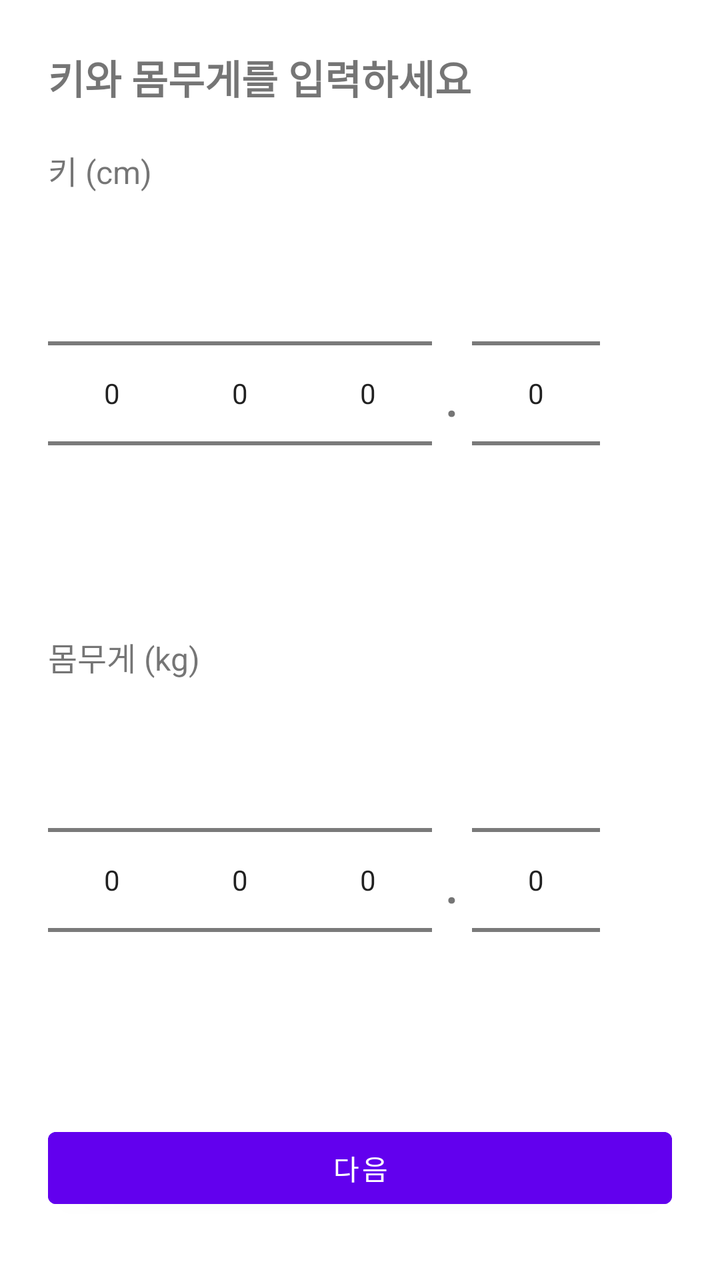
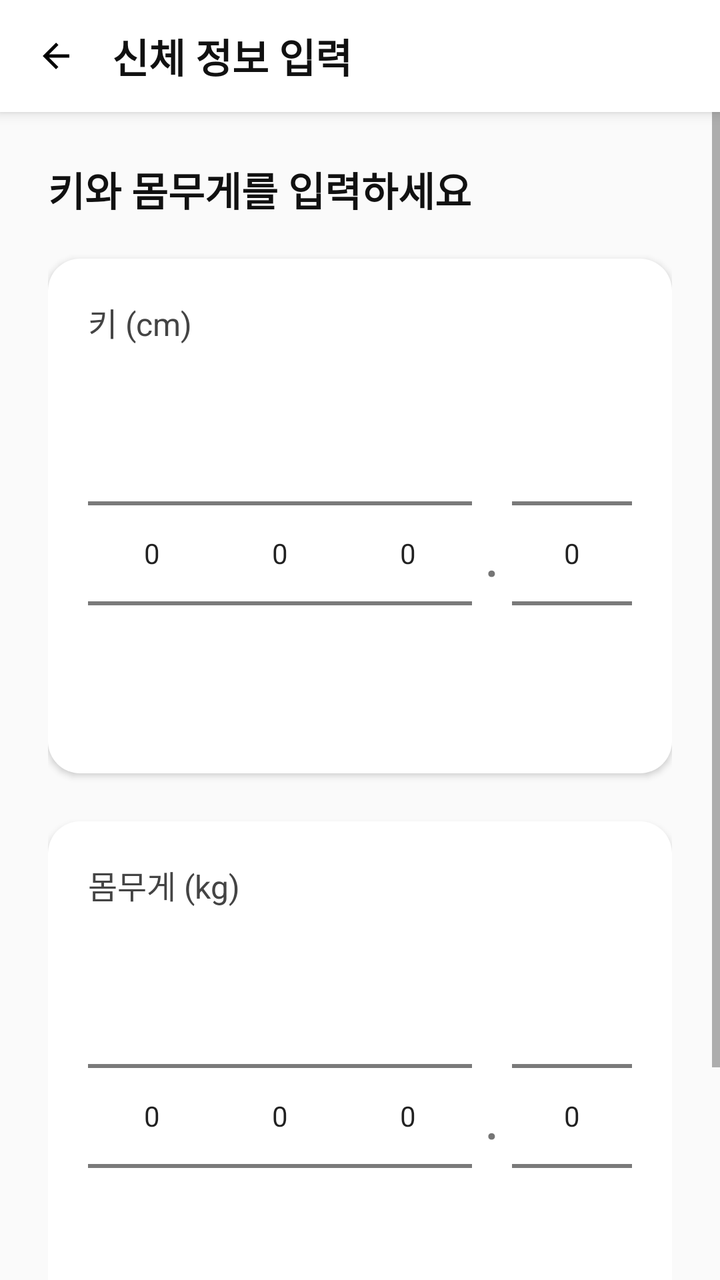

An Android layout rendered at two revisions. The XML below is the earlier revision; the diff shows what the commit changed to produce the second picture.
<!-- AndroidManifest.xml: application theme Theme.GJGN -->
<!-- res/layout/fragment_body.xml -->
<?xml version="1.0" encoding="utf-8"?>
<ScrollView xmlns:android="http://schemas.android.com/apk/res/android"
    android:layout_width="match_parent"
    android:layout_height="match_parent"
    android:padding="24dp">

    <LinearLayout
        android:layout_width="match_parent"
        android:layout_height="wrap_content"
        android:orientation="vertical">

        <TextView
            android:id="@+id/tvBodyTitle"
            android:layout_width="wrap_content"
            android:layout_height="wrap_content"
            android:text="키와 몸무게를 입력하세요"
            android:textSize="20sp"
            android:textStyle="bold"
            android:layout_marginBottom="20dp" />

        
        <TextView
            android:layout_width="wrap_content"
            android:layout_height="wrap_content"
            android:text="키 (cm)"
            android:textSize="16sp"
            android:layout_marginBottom="10dp"/>

        <LinearLayout
            android:layout_width="wrap_content"
            android:layout_height="wrap_content"
            android:orientation="horizontal"
            android:gravity="center">

            <NumberPicker
                android:id="@+id/npHeight100"
                android:layout_width="wrap_content"
                android:layout_height="wrap_content" />

            <NumberPicker
                android:id="@+id/npHeight10"
                android:layout_width="wrap_content"
                android:layout_height="wrap_content" />

            <NumberPicker
                android:id="@+id/npHeight1"
                android:layout_width="wrap_content"
                android:layout_height="wrap_content" />

            <TextView
                android:layout_width="wrap_content"
                android:layout_height="wrap_content"
                android:text="."
                android:textSize="30sp"
                android:layout_marginLeft="6dp"
                android:layout_marginRight="6dp"/>

            <NumberPicker
                android:id="@+id/npHeightDecimal"
                android:layout_width="wrap_content"
                android:layout_height="wrap_content" />
        </LinearLayout>

        
        <TextView
            android:layout_width="wrap_content"
            android:layout_height="wrap_content"
            android:text="몸무게 (kg)"
            android:textSize="16sp"
            android:layout_marginTop="30dp"
            android:layout_marginBottom="10dp"/>

        <LinearLayout
            android:layout_width="wrap_content"
            android:layout_height="wrap_content"
            android:orientation="horizontal"
            android:gravity="center">

            <NumberPicker
                android:id="@+id/npWeight100"
                android:layout_width="wrap_content"
                android:layout_height="wrap_content" />

            <NumberPicker
                android:id="@+id/npWeight10"
                android:layout_width="wrap_content"
                android:layout_height="wrap_content" />

            <NumberPicker
                android:id="@+id/npWeight1"
                android:layout_width="wrap_content"
                android:layout_height="wrap_content" />

            <TextView
                android:layout_width="wrap_content"
                android:layout_height="wrap_content"
                android:text="."
                android:textSize="30sp"
                android:layout_marginLeft="6dp"
                android:layout_marginRight="6dp"/>

            <NumberPicker
                android:id="@+id/npWeightDecimal"
                android:layout_width="wrap_content"
                android:layout_height="wrap_content" />
        </LinearLayout>

        <Button
            android:id="@+id/btnNextBody"
            android:layout_width="match_parent"
            android:layout_height="wrap_content"
            android:text="다음"
            android:layout_marginTop="30dp"
            android:backgroundTint="@color/purple_500"
            android:textColor="@android:color/white" />
    </LinearLayout>
</ScrollView>
<!-- resources referenced by this layout -->
<resources>
  <color name="purple_500">#FF6200EE</color>
  <style name="Theme.GJGN" parent="Theme.MaterialComponents.DayNight.NoActionBar">
          
          <item name="colorPrimary">@color/purple_700</item>
          <item name="colorPrimaryVariant">@color/purple_700</item>
          <item name="colorOnPrimary">@android:color/white</item>
          <item name="colorSecondary">@color/teal_700</item>
          <item name="android:windowMinWidthMajor">320dp</item>
          <item name="android:windowMinWidthMinor">320dp</item>
      </style>
  <color name="purple_700">#FF3700B3</color>
  <color name="teal_700">#FF018786</color>
</resources>

<!-- the commit's change to res/layout/fragment_body.xml (unified diff, before → after) -->
@@ -1,117 +1,182 @@
 <?xml version="1.0" encoding="utf-8"?>
-<ScrollView xmlns:android="http://schemas.android.com/apk/res/android"
+<LinearLayout xmlns:android="http://schemas.android.com/apk/res/android"
     android:layout_width="match_parent"
     android:layout_height="match_parent"
-    android:padding="24dp">
+    android:orientation="vertical"
+    android:background="#FAFAFA">
 
+    
     <LinearLayout
         android:layout_width="match_parent"
-        android:layout_height="wrap_content"
-        android:orientation="vertical">
+        android:layout_height="56dp"
+        android:orientation="horizontal"
+        android:gravity="center_vertical"
+        android:paddingStart="12dp"
+        android:paddingEnd="12dp"
+        android:background="@android:color/white"
+        android:elevation="4dp">
 
-        <TextView
-            android:id="@+id/tvBodyTitle"
-            android:layout_width="wrap_content"
-            android:layout_height="wrap_content"
-            android:text="키와 몸무게를 입력하세요"
-            android:textSize="20sp"
-            android:textStyle="bold"
-            android:layout_marginBottom="20dp" />
+        
+        <ImageView
+            android:id="@+id/btnBack"
+            android:layout_width="32dp"
+            android:layout_height="32dp"
+            android:src="@drawable/ic_arrow_back"
+            android:padding="6dp"
+            android:background="?attr/selectableItemBackgroundBorderless" />
 
         
         <TextView
+            android:text="신체 정보 입력"
             android:layout_width="wrap_content"
             android:layout_height="wrap_content"
-            android:text="키 (cm)"
-            android:textSize="16sp"
-            android:layout_marginBottom="10dp"/>
+            android:textSize="20sp"
+            android:textStyle="bold"
+            android:textColor="#111111"
+            android:layout_marginStart="12dp" />
+    </LinearLayout>
+
+    
+    <ScrollView
+        android:layout_width="match_parent"
+        android:layout_height="match_parent"
+        android:fillViewport="true">
 
         <LinearLayout
-            android:layout_width="wrap_content"
-            android:layout_height="wrap_content"
-            android:orientation="horizontal"
-            android:gravity="center">
+            android:orientation="vertical"
+            android:padding="24dp"
+            android:layout_width="match_parent"
+            android:layout_height="wrap_content">
 
-            <NumberPicker
-                android:id="@+id/npHeight100"
-                android:layout_width="wrap_content"
-                android:layout_height="wrap_content" />
-
-            <NumberPicker
-                android:id="@+id/npHeight10"
-                android:layout_width="wrap_content"
-                android:layout_height="wrap_content" />
-
-            <NumberPicker
-                android:id="@+id/npHeight1"
-                android:layout_width="wrap_content"
-                android:layout_height="wrap_content" />
-
+            
             <TextView
+                android:id="@+id/tvBodyTitle"
                 android:layout_width="wrap_content"
                 android:layout_height="wrap_content"
-                android:text="."
-                android:textSize="30sp"
-                android:layout_marginLeft="6dp"
-                android:layout_marginRight="6dp"/>
+                android:text="키와 몸무게를 입력하세요"
+                android:textSize="20sp"
+                android:textStyle="bold"
+                android:layout_marginBottom="20dp"
+                android:textColor="#111111" />
 
-            <NumberPicker
-                android:id="@+id/npHeightDecimal"
-                android:layout_width="wrap_content"
-                android:layout_height="wrap_content" />
+            
+            <LinearLayout
+                android:layout_width="match_parent"
+                android:layout_height="wrap_content"
+                android:orientation="vertical"
+                android:padding="20dp"
+                android:layout_marginBottom="24dp"
+                android:background="@drawable/bg_card"
+                android:elevation="2dp">
+
+                <TextView
+                    android:text="키 (cm)"
+                    android:layout_width="wrap_content"
+                    android:layout_height="wrap_content"
+                    android:textSize="16sp"
+                    android:textColor="#444444"
+                    android:layout_marginBottom="14dp" />
+
+                <LinearLayout
+                    android:layout_width="wrap_content"
+                    android:layout_height="wrap_content"
+                    android:orientation="horizontal"
+                    android:gravity="center">
+
+                    <NumberPicker
+                        android:id="@+id/npHeight100"
+                        android:layout_width="wrap_content"
+                        android:layout_height="wrap_content" />
+
+                    <NumberPicker
+                        android:id="@+id/npHeight10"
+                        android:layout_width="wrap_content"
+                        android:layout_height="wrap_content" />
+
+                    <NumberPicker
+                        android:id="@+id/npHeight1"
+                        android:layout_width="wrap_content"
+                        android:layout_height="wrap_content" />
+
+                    <TextView
+                        android:text="."
+                        android:textSize="30sp"
+                        android:layout_marginLeft="6dp"
+                        android:layout_marginRight="6dp"
+                        android:layout_width="wrap_content"
+                        android:layout_height="wrap_content" />
+
+                    <NumberPicker
+                        android:id="@+id/npHeightDecimal"
+                        android:layout_width="wrap_content"
+                        android:layout_height="wrap_content" />
+                </LinearLayout>
+            </LinearLayout>
+
+            
+            <LinearLayout
+                android:layout_width="match_parent"
+                android:layout_height="wrap_content"
+                android:orientation="vertical"
+                android:padding="20dp"
+                android:background="@drawable/bg_card"
+                android:elevation="2dp">
+
+                <TextView
+                    android:text="몸무게 (kg)"
+                    android:layout_width="wrap_content"
+                    android:layout_height="wrap_content"
+                    android:textSize="16sp"
+                    android:textColor="#444444"
+                    android:layout_marginBottom="14dp" />
+
+                <LinearLayout
+                    android:layout_width="wrap_content"
+                    android:layout_height="wrap_content"
+                    android:orientation="horizontal"
+                    android:gravity="center">
+
+                    <NumberPicker
+                        android:id="@+id/npWeight100"
+                        android:layout_width="wrap_content"
+                        android:layout_height="wrap_content" />
+
+                    <NumberPicker
+                        android:id="@+id/npWeight10"
+                        android:layout_width="wrap_content"
+                        android:layout_height="wrap_content" />
+
+                    <NumberPicker
+                        android:id="@+id/npWeight1"
+                        android:layout_width="wrap_content"
+                        android:layout_height="wrap_content" />
+
+                    <TextView
+                        android:text="."
+                        android:textSize="30sp"
+                        android:layout_marginLeft="6dp"
+                        android:layout_marginRight="6dp"
+                        android:layout_width="wrap_content"
+                        android:layout_height="wrap_content" />
+
+                    <NumberPicker
+                        android:id="@+id/npWeightDecimal"
+                        android:layout_width="wrap_content"
+                        android:layout_height="wrap_content" />
+                </LinearLayout>
+            </LinearLayout>
+
+            
+            <Button
+                android:id="@+id/btnNextBody"
+                android:layout_width="match_parent"
+                android:layout_height="48dp"
+                android:text="다음"
+                android:layout_marginTop="30dp"
+                android:backgroundTint="@color/purple_500"
+                android:textColor="@android:color/white" />
         </LinearLayout>
 
-        
-        <TextView
-            android:layout_width="wrap_content"
-            android:layout_height="wrap_content"
-            android:text="몸무게 (kg)"
-            android:textSize="16sp"
-            android:layout_marginTop="30dp"
-            android:layout_marginBottom="10dp"/>
+    </ScrollView>
 
-        <LinearLayout
-            android:layout_width="wrap_content"
-            android:layout_height="wrap_content"
-            android:orientation="horizontal"
-            android:gravity="center">
-
-            <NumberPicker
-                android:id="@+id/npWeight100"
-                android:layout_width="wrap_content"
-                android:layout_height="wrap_content" />
-
-            <NumberPicker
-                android:id="@+id/npWeight10"
-                android:layout_width="wrap_content"
-                android:layout_height="wrap_content" />
-
-            <NumberPicker
-                android:id="@+id/npWeight1"
-                android:layout_width="wrap_content"
-                android:layout_height="wrap_content" />
-
-            <TextView
-                android:layout_width="wrap_content"
-                android:layout_height="wrap_content"
-                android:text="."
-                android:textSize="30sp"
-                android:layout_marginLeft="6dp"
-                android:layout_marginRight="6dp"/>
-
-            <NumberPicker
-                android:id="@+id/npWeightDecimal"
-                android:layout_width="wrap_content"
-                android:layout_height="wrap_content" />
-        </LinearLayout>
-
-        <Button
-            android:id="@+id/btnNextBody"
-            android:layout_width="match_parent"
-            android:layout_height="wrap_content"
-            android:text="다음"
-            android:layout_marginTop="30dp"
-            android:backgroundTint="@color/purple_500"
-            android:textColor="@android:color/white" />
-    </LinearLayout>
-</ScrollView>
+</LinearLayout>
<!-- resource entries referenced after the edit -->
@@ -1,6 +1,22 @@
 <!-- resources referenced by this layout -->
 <resources>
   <color name="purple_500">#FF6200EE</color>
+  <!-- drawable bg_card (drawable) -->
+  <shape xmlns:android="http://schemas.android.com/apk/res/android">
+      <solid android:color="@android:color/white"/>
+      <corners android:radius="16dp"/>
+  </shape>
+  <!-- drawable ic_arrow_back (drawable) -->
+  <vector xmlns:android="http://schemas.android.com/apk/res/android"
+      android:width="24dp"
+      android:height="24dp"
+      android:viewportWidth="24"
+      android:viewportHeight="24">
+  
+      <path
+          android:fillColor="#000000"
+          android:pathData="M20,11H7.83l5.59,-5.59L12,4l-8,8 8,8 1.41,-1.41L7.83,13H20v-2z"/>
+  </vector>
   <style name="Theme.GJGN" parent="Theme.MaterialComponents.DayNight.NoActionBar">
           
           <item name="colorPrimary">@color/purple_700</item>
